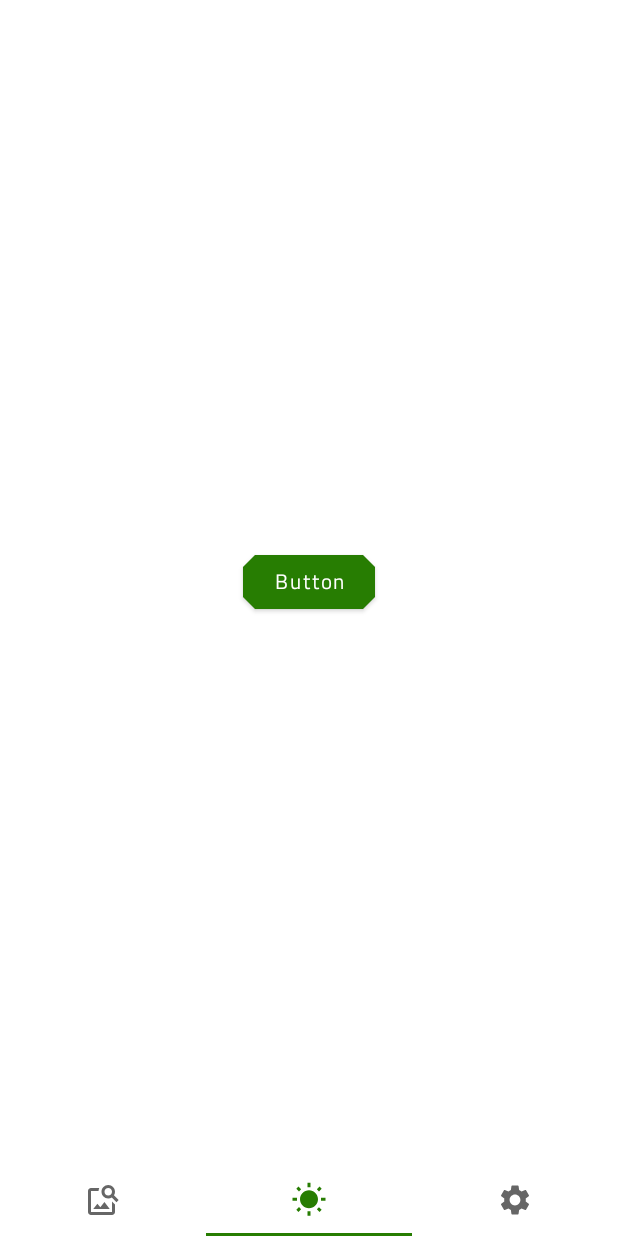
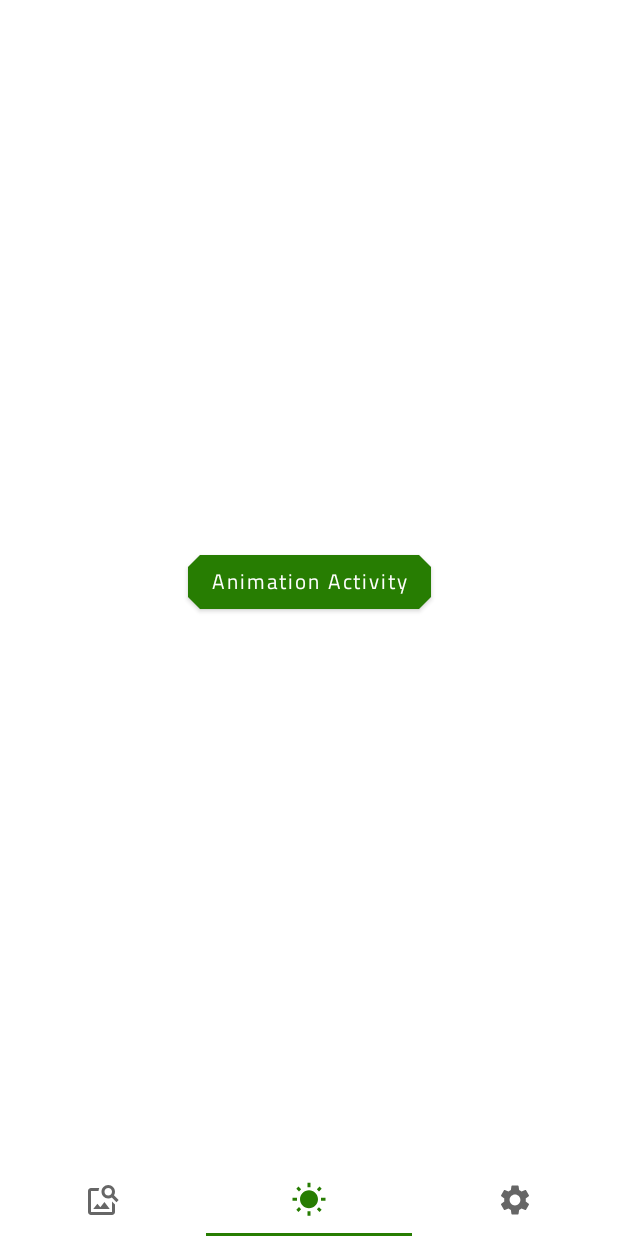
Before and after one commit to ChernovPavel/MaterialApp, an Android app: the screen it shows after launch (MainActivity), item 2 of the bottom bar chosen, on a phone screen of 412 x 824 dp. Run offline under Robolectric (Android 15) with nearby library versions, the phone set to English and light mode, and no system bars; pictures from the network do not load.

Commit message:
поменял строковые ресурсы

```diff
--- a/app/src/main/res/values/strings.xml
+++ b/app/src/main/res/values/strings.xml
@@ -9,7 +9,7 @@
     <string name="btn_green_theme">Green Theme</string>
     <string name="btn_red_theme">Red Theme</string>
     <string name="bottom_menu_weather">weather</string>
-    <string name="button_on_mars_photo_activity">Button</string>
+    <string name="button_on_mars_photo_activity">Animation Activity</string>
     <string name="animate">Animate</string>
-    <string name="transitions_example">Transitions example</string>
+    <string name="transitions_example">Yyyyooooo!!!</string>
 </resources>
```
